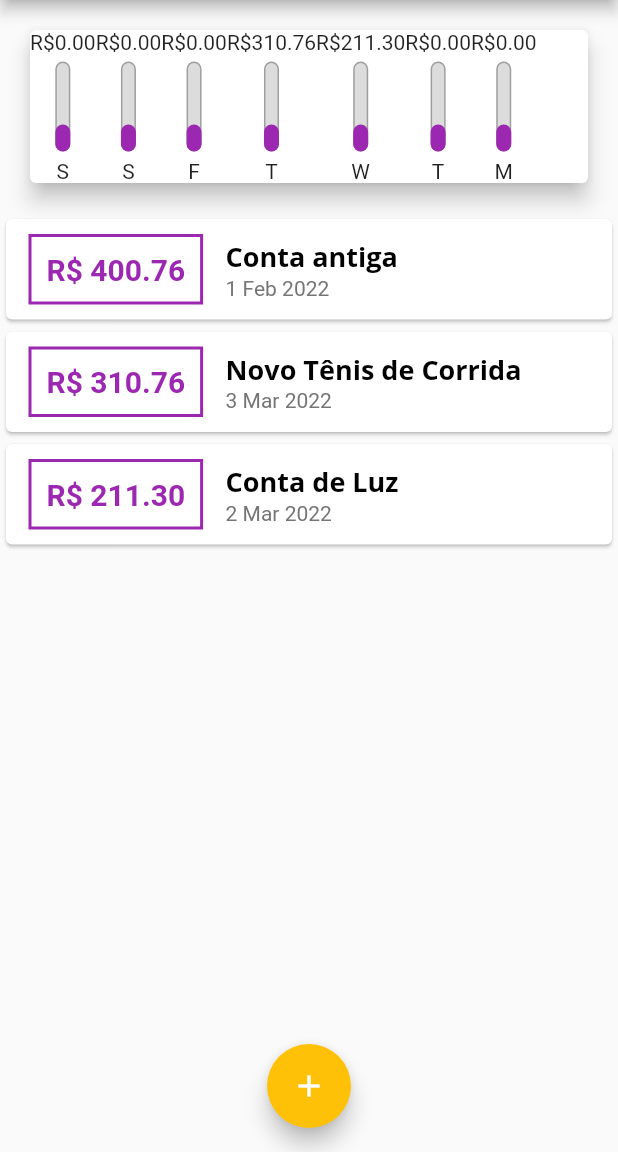
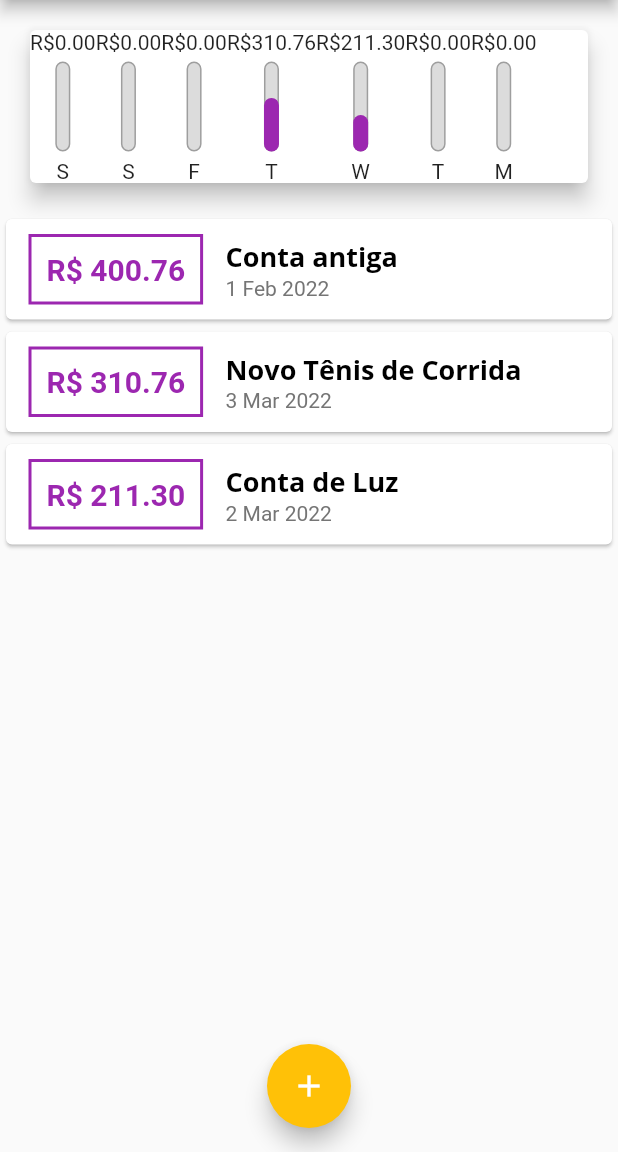
Before and after one commit to IcaroMourao/expenses-flutter, a Flutter app: the screen it shows after launch, on a phone screen of 412 x 824 dp, the part 84-1236 px from its top. Run offline on Flutter 3.47's test engine with Material 2 defaults, Android fonts, the phone set to English and light mode, and no system bars.

Commit message:
Implementa calculo do percentual do gráfico [aula-127]

```diff
--- a/lib/components/chart.dart
+++ b/lib/components/chart.dart
@@ -33,6 +33,12 @@ class Chart extends StatelessWidget {
     });
   }
 
+  double get _weekTotalValue {
+    return groupedTransactions.fold(0.0, (sum, tr) {
+      return sum + (tr['value'] as double);
+    });
+  }
+
   @override
   Widget build(BuildContext context) {
     return Card(
@@ -42,8 +48,8 @@ class Chart extends StatelessWidget {
         children: groupedTransactions.map((tr) {
           return ChartBar(
             label: tr['day'].toString(),
-            value: double.parse(tr['value'].toString()),
-            percentage: 0.3,
+            value: (tr['value'] as double),
+            percentage: (tr['value'] as double) / _weekTotalValue,
           );
         }).toList(),
       ),
```
